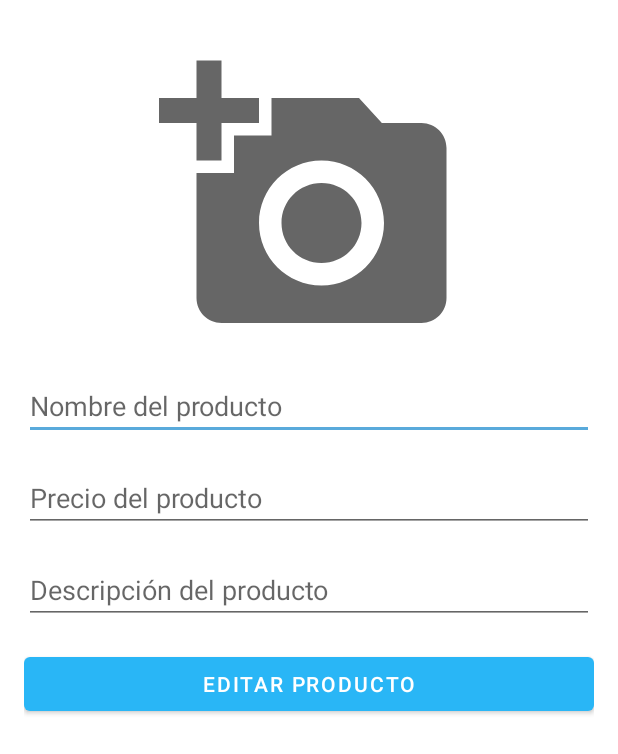
After one commit to cesarg39/Mintic-P32-C4-DM_Techodevices, an Android app: the layout fragment_edit_product.xml on its own in the app's theme, with its tools: preview values and no code run, on a phone screen of 412 x 824 dp. The commit adds this screen. Shown: the top 754 px of the screen. Run offline under Robolectric (Android 15) with nearby library versions, the phone set to English and light mode, and no system bars.

Commit message:
intento de hacer el edit del producto

```diff
--- a/app/src/main/java/com/misiontic2022/technodevices/view/ui/fragments/AdminDetailDialogFragment.kt
+++ b/app/src/main/java/com/misiontic2022/technodevices/view/ui/fragments/AdminDetailDialogFragment.kt
@@ -29,6 +29,7 @@ class AdminDetailDialogFragment : Fragment(R.layout.fragment_admin_detail_dialog
     private lateinit var binding: FragmentAdminDetailDialogBinding
     override fun onViewCreated(view: View, savedInstanceState: Bundle?) {
         super.onViewCreated(view, savedInstanceState)
+
         binding = FragmentAdminDetailDialogBinding.bind(view)
 
         getData()
--- a/app/src/main/java/com/misiontic2022/technodevices/view/ui/fragments/CreateProductFragment.kt
+++ b/app/src/main/java/com/misiontic2022/technodevices/view/ui/fragments/CreateProductFragment.kt
@@ -20,8 +20,7 @@ import com.misiontic2022.technodevices.viewModel.presentation.product.ProductVie
 import com.misiontic2022.technodevices.viewModel.presentation.product.ProductViewModelFactory
 
 
-class CreateProductFragment : Fragment(R.layout.fragment_create_product),
-    MyProductsAdapter.OnProductClickListener {
+class CreateProductFragment : Fragment(R.layout.fragment_create_product), MyProductsAdapter.OnProductClickListener {
     private lateinit var binding: FragmentCreateProductBinding
     private val viewModel by viewModels<ProductViewModel> {
         ProductViewModelFactory(ProductRepoImpl(ProductDataSource()))
@@ -34,6 +33,7 @@ class CreateProductFragment : Fragment(R.layout.fragment_create_product),
         binding.buttonAddProduct.setOnClickListener {
             findNavController().navigate(R.id.action_createProductFragment_to_addProductFragment)
         }
+
     }
 
     private fun showInfo() {
@@ -78,6 +78,8 @@ class CreateProductFragment : Fragment(R.layout.fragment_create_product),
                     }
                 }
             })
+        }else if  (action == 2) {
+            findNavController().navigate(R.id.action_createProductFragment_to_editProductFragment)
         }
     }
 }
--- a/app/src/main/java/com/misiontic2022/technodevices/view/ui/fragments/adapters/MyProductsAdapter.kt
+++ b/app/src/main/java/com/misiontic2022/technodevices/view/ui/fragments/adapters/MyProductsAdapter.kt
@@ -51,6 +51,9 @@ class MyProductsAdapter(
             binding.buttonDelete.setOnClickListener {
                 itemClickListener.onProductClick(productList[absoluteAdapterPosition],1)
             }
+            binding.buttonEdit.setOnClickListener {
+                itemClickListener.onProductClick(productList[absoluteAdapterPosition],2)
+            }
         }
     }
 }
--- a/app/src/main/java/com/misiontic2022/technodevices/viewModel/domain/product/ProductRepo.kt
+++ b/app/src/main/java/com/misiontic2022/technodevices/viewModel/domain/product/ProductRepo.kt
@@ -8,5 +8,6 @@ interface ProductRepo {
     suspend fun  getLatestProduct(myProducts: Boolean): Result<List<Product>>
     suspend fun addProduct(imageBitmap: Bitmap, product: Product)
     suspend fun deleteProduct(product: Product)
-    suspend fun getProductData(): Product
+    suspend fun getProductData(productId: String): Product
+    suspend fun setProductData(imageBitmap: Bitmap, product:Product)
 }
--- a/app/src/main/java/com/misiontic2022/technodevices/viewModel/domain/product/ProductRepoImpl.kt
+++ b/app/src/main/java/com/misiontic2022/technodevices/viewModel/domain/product/ProductRepoImpl.kt
@@ -10,5 +10,7 @@ class ProductRepoImpl(private val dataSource: ProductDataSource):ProductRepo {
     override suspend fun getLatestProduct(myProducts: Boolean): Result<List<Product>> = dataSource.getLatestProduct(myProducts)
     override suspend fun addProduct(imageBitmap: Bitmap, product: Product) = dataSource.addProduct(imageBitmap,product)
     override suspend fun deleteProduct(product: Product) = dataSource.deleteProduct(product)
-    override suspend fun getProductData(): Product  = dataSource.getProductData()
+    override suspend fun getProductData(productId: String): Product  = dataSource.getProductData(productId)
+    override suspend fun setProductData(imageBitmap: Bitmap, product: Product) = dataSource.setProductData(imageBitmap, product)
+
 }
--- /dev/null
+++ b/app/src/main/res/layout/fragment_edit_product.xml
@@ -0,0 +1,57 @@
+<?xml version="1.0" encoding="utf-8"?>
+<LinearLayout xmlns:android="http://schemas.android.com/apk/res/android"
+    xmlns:tools="http://schemas.android.com/tools"
+    android:layout_width="match_parent"
+    android:layout_height="match_parent"
+    android:orientation="vertical"
+    android:padding="16dp">
+    <RelativeLayout
+        android:id="@+id/progress_bar"
+        android:layout_width="match_parent"
+        android:layout_height="match_parent"
+        android:visibility="gone">
+        <ProgressBar
+            android:layout_width="wrap_content"
+            android:layout_height="wrap_content"
+            android:layout_centerInParent="true"/>
+    </RelativeLayout>
+
+    <ImageView
+        android:id="@+id/iv_product_image"
+        android:layout_width="200dp"
+        android:layout_height="200dp"
+        android:layout_gravity="center"
+        android:src="@drawable/ic_baseline_add_a_photo_24"
+        android:layout_marginTop="16dp" />
+
+    <EditText
+        android:id="@+id/et_product_name"
+        android:layout_width="match_parent"
+        android:layout_height="wrap_content"
+        android:layout_marginTop="16dp"
+        android:hint="Nombre del producto" />
+    <EditText
+        android:id="@+id/et_product_price"
+        android:layout_width="match_parent"
+        android:layout_height="wrap_content"
+        android:layout_marginTop="16dp"
+        android:hint="Precio del producto"
+        android:inputType="number"/>
+    <EditText
+        android:id="@+id/et_product_description"
+        android:layout_width="match_parent"
+        android:layout_height="wrap_content"
+        android:layout_marginTop="16dp"
+        android:inputType="textMultiLine"
+        android:hint="Descripción del producto" />
+
+
+    <Button
+        android:id="@+id/button_edit_product"
+        android:layout_width="match_parent"
+        android:layout_height="wrap_content"
+        android:layout_marginTop="16dp"
+
+        android:text="Editar producto" />
+
+</LinearLayout>
```
Also changed, not shown: app/src/main/java/com/misiontic2022/technodevices/model/remote/ProductDataSource.kt (+29 -9 lines), app/src/main/java/com/misiontic2022/technodevices/view/ui/fragments/EditProductFragment.kt (added, +142 -0 lines), app/src/main/java/com/misiontic2022/technodevices/viewModel/presentation/product/ProductViewModel.kt (+13 -2 lines), app/src/main/res/navigation/nav_graph.xml (+7 -0 lines).
